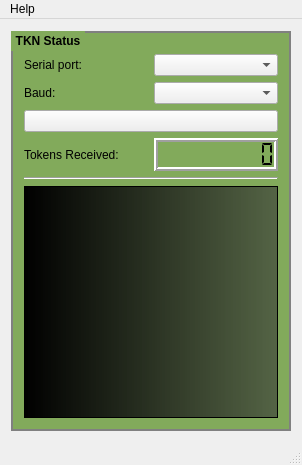
The window that PC/gui/TKN_Window.ui (chrispap/TKN) describes before a commit, drawn with Qt 5.
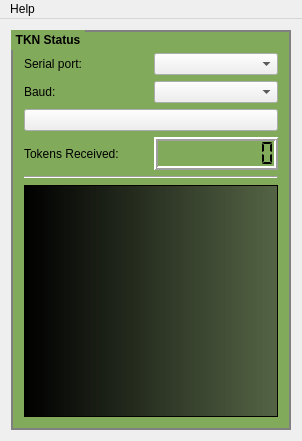
The same window after the commit.

Diff of the .ui file:
```diff
--- a/PC/gui/TKN_Window.ui
+++ b/PC/gui/TKN_Window.ui
@@ -7,7 +7,7 @@
     <x>0</x>
     <y>0</y>
     <width>298</width>
-    <height>465</height>
+    <height>439</height>
    </rect>
   </property>
   <property name="sizePolicy">
@@ -200,11 +200,6 @@
    </widget>
    <addaction name="menuHelp"/>
   </widget>
-  <widget class="QStatusBar" name="statusBar">
-   <property name="enabled">
-    <bool>true</bool>
-   </property>
-  </widget>
   <action name="actionAbout">
    <property name="text">
     <string>About</string>
```
Left out of the diff: 2 changed lines with no effect on the pictures.
